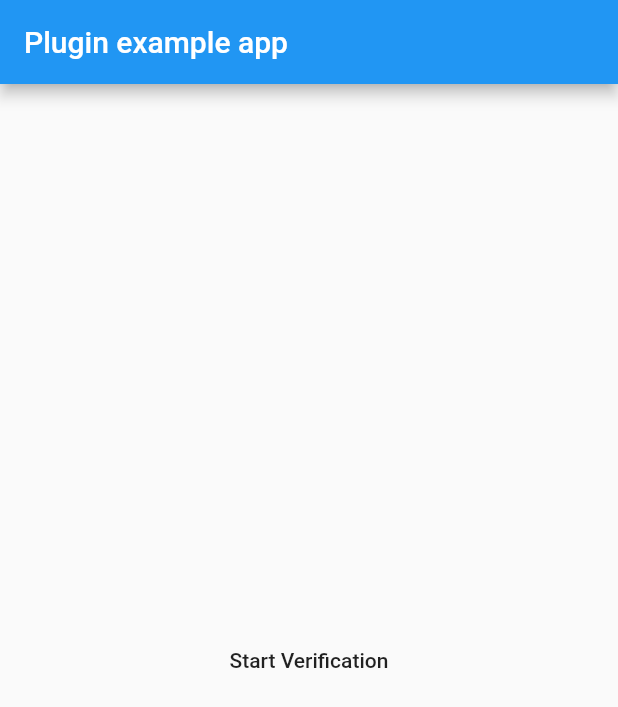
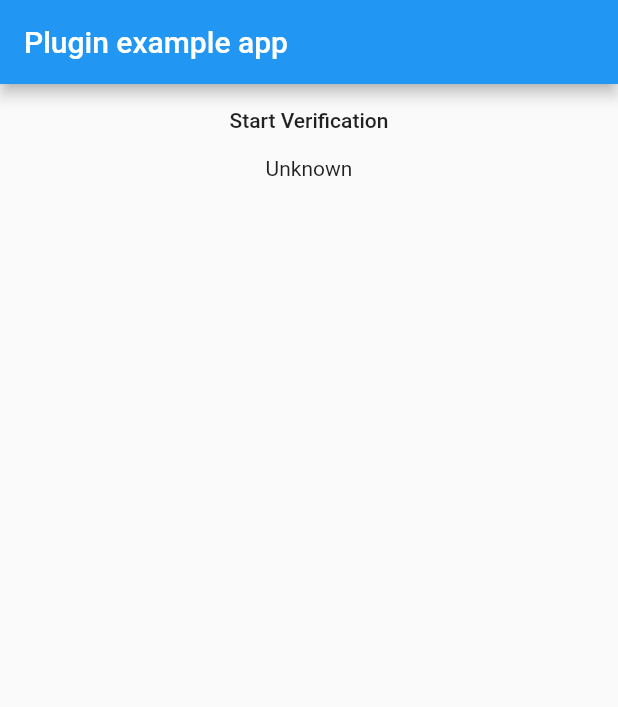
Before and after one commit to rojiio-retired/__unusued__veriff_flutter, a Flutter app: the screen it shows after launch, after a tap on "Start Verification", on a phone screen of 412 x 824 dp. Shown: the top 707 px of the screen. Run offline on Flutter 3.47's test engine with Material 2 defaults, Android fonts, the phone set to English and light mode, and no system bars; statements that could not run were skipped.

Commit message:
cleaning up the interface

```diff
--- a/example/lib/main.dart
+++ b/example/lib/main.dart
@@ -12,11 +12,30 @@ class MyApp extends StatefulWidget {
 }
 
 class _MyAppState extends State<MyApp> {
+  final _veriffFlutter = VeriffFlutter();
+  String _veriffFlutterStatus = 'Unknown';
+  StreamSubscription<VeriffFlutterStatus> _veriffFlutterSubscription;
 
   @override
   void initState() {
     super.initState();
+    _veriffFlutterSubscription = _veriffFlutter.onStatusChanged.listen(_updateVeriffFlutterStatus);
+
   }
+
+
+  @override
+  void dispose() {
+    _veriffFlutterSubscription.cancel();
+    super.dispose();
+  }
+
+ Future<void> _updateVeriffFlutterStatus(VeriffFlutterStatus result) async {
+   setState(() {
+     _veriffFlutterStatus = "updated";
+   });
+ }
+
 
   // Platform messages are asynchronous, so we initialize in an async method.
   Future<void> startAuthentication() async {
@@ -25,7 +44,7 @@ class _MyAppState extends State<MyApp> {
       var config = VeriffFlutterConfig("eyJhbGciOiJIUzI1NiIsInR5cCI6IkpXVCJ9.eyJzZXNzaW9uX2lkIjoiZTNjN2MzMzQtN2Q5Ni00NGZjLWEzYTgtYTNmYTM0NDZmYjliIiwiaWF0IjoxNTczMTEwMjA4fQ.DzT2dVNVDX_6xkrDowqq8ry5tfK_0RsBE7v4Q_CyiO8",
                   color: "340000");
 
-      await VeriffFlutter.startAuthentication(config);
+      await _veriffFlutter.startAuthentication(config);
     } on PlatformException {
       print('Failed.');
     }
@@ -39,9 +58,10 @@ class _MyAppState extends State<MyApp> {
           title: const Text('Plugin example app'),
         ),
         body: Center(
-          child: FlatButton(child: Text('Start Verification'), onPressed: () {
-            startAuthentication();
-          },),
+          child: Column(children: [
+           FlatButton(child: Text('Start Verification'), onPressed: () { startAuthentication(); }),
+           Text(_veriffFlutterStatus),
+          ]),
         ),
       ),
     );
```
